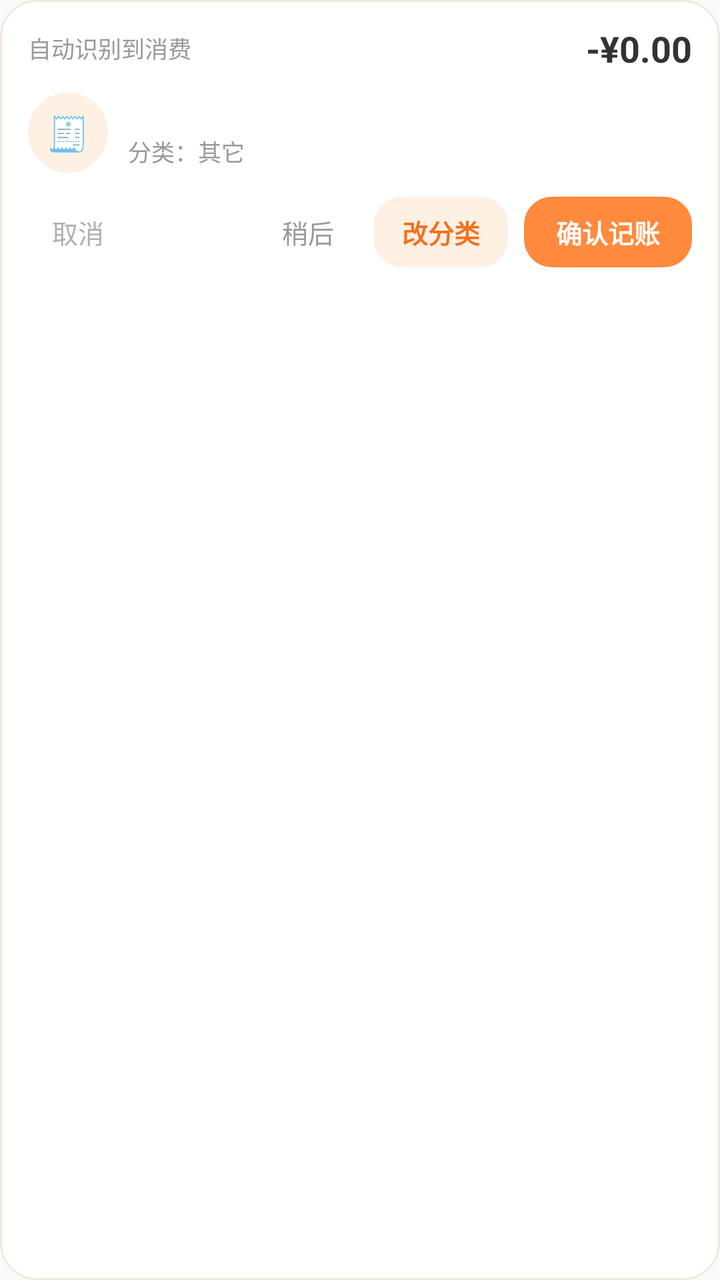
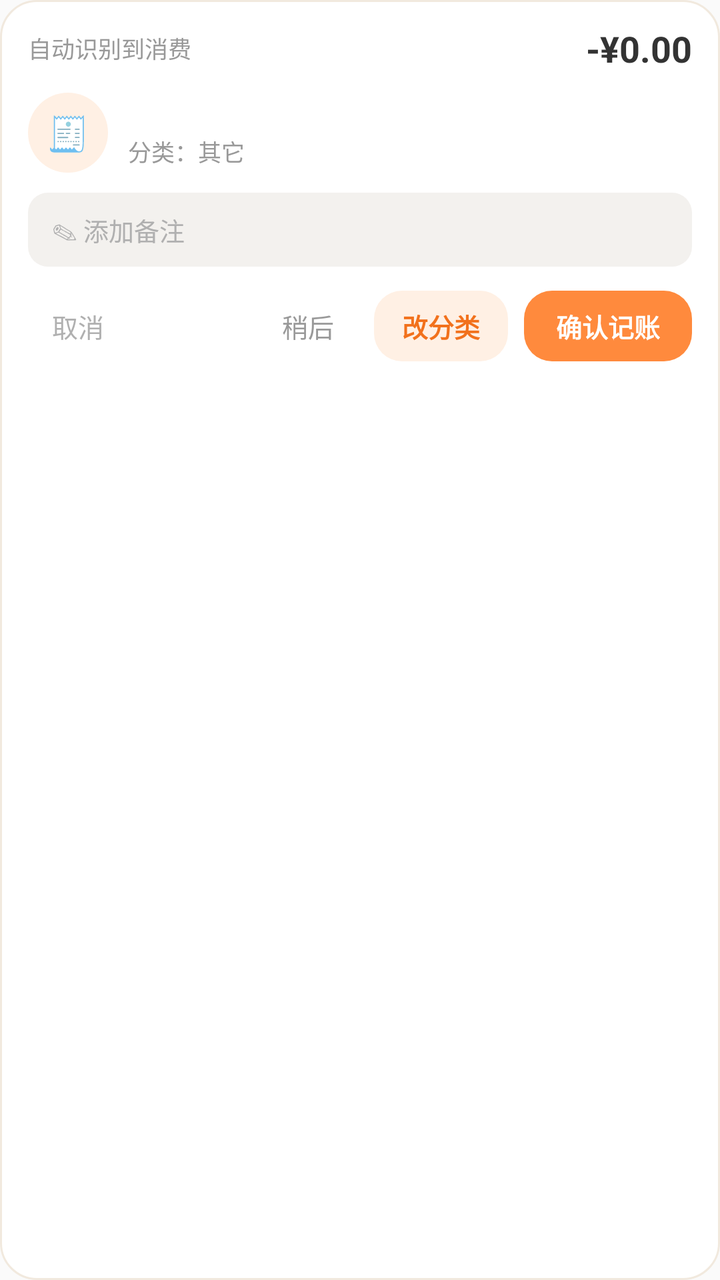

The first picture is an Android layout as it rendered before a commit; the second is the same layout after the commit. The layout source and the unified diff follow.
<!-- AndroidManifest.xml: application theme android:Theme.Material.Light.NoActionBar -->
<!-- res/layout/view_card.xml -->
<?xml version="1.0" encoding="utf-8"?>
<LinearLayout xmlns:android="http://schemas.android.com/apk/res/android"
    android:layout_width="match_parent"
    android:layout_height="wrap_content"
    android:background="@drawable/bg_card_white"
    android:orientation="vertical"
    android:paddingLeft="14dp"
    android:paddingTop="12dp"
    android:paddingRight="14dp"
    android:paddingBottom="10dp">

    <LinearLayout
        android:layout_width="match_parent"
        android:layout_height="wrap_content"
        android:gravity="center_vertical"
        android:orientation="horizontal">

        <TextView
            android:id="@+id/tvHead"
            android:layout_width="0dp"
            android:layout_height="wrap_content"
            android:layout_weight="1"
            android:text="自动识别到消费"
            android:textColor="#999999"
            android:textSize="11.5sp" />

        <TextView
            android:id="@+id/tvAmount"
            android:layout_width="wrap_content"
            android:layout_height="wrap_content"
            android:text="-¥0.00"
            android:textColor="#333333"
            android:textSize="18sp"
            android:textStyle="bold" />
    </LinearLayout>

    <LinearLayout
        android:layout_width="match_parent"
        android:layout_height="wrap_content"
        android:layout_marginTop="10dp"
        android:gravity="center_vertical"
        android:orientation="horizontal">

        <TextView
            android:id="@+id/tvIcon"
            android:layout_width="40dp"
            android:layout_height="40dp"
            android:background="@drawable/bg_circle_light"
            android:gravity="center"
            android:text="🧾"
            android:textColor="#333333"
            android:textSize="17sp" />

        <LinearLayout
            android:layout_width="0dp"
            android:layout_height="wrap_content"
            android:layout_marginLeft="10dp"
            android:layout_weight="1"
            android:orientation="vertical">

            <TextView
                android:id="@+id/tvNote"
                android:layout_width="match_parent"
                android:layout_height="wrap_content"
                android:ellipsize="end"
                android:maxLines="1"
                android:text=""
                android:textColor="#333333"
                android:textSize="14sp" />

            <TextView
                android:id="@+id/tvCat"
                android:layout_width="match_parent"
                android:layout_height="wrap_content"
                android:text="分类：其它"
                android:textColor="#999999"
                android:textSize="11.5sp" />
        </LinearLayout>
    </LinearLayout>

    <LinearLayout
        android:layout_width="match_parent"
        android:layout_height="wrap_content"
        android:layout_marginTop="12dp"
        android:gravity="right|center_vertical"
        android:orientation="horizontal">

        <TextView
            android:id="@+id/btnCancel"
            android:layout_width="wrap_content"
            android:layout_height="wrap_content"
            android:paddingLeft="12dp"
            android:paddingTop="8dp"
            android:paddingRight="12dp"
            android:paddingBottom="8dp"
            android:text="取消"
            android:textColor="#B0B0B0"
            android:textSize="13sp" />

        
        <Space
            android:layout_width="0dp"
            android:layout_height="1dp"
            android:layout_weight="1" />

        <TextView
            android:id="@+id/btnLater"
            android:layout_width="wrap_content"
            android:layout_height="wrap_content"
            android:paddingLeft="12dp"
            android:paddingTop="8dp"
            android:paddingRight="12dp"
            android:paddingBottom="8dp"
            android:text="稍后"
            android:textColor="#999999"
            android:textSize="13sp" />

        <TextView
            android:id="@+id/btnCat"
            android:layout_width="wrap_content"
            android:layout_height="wrap_content"
            android:layout_marginLeft="8dp"
            android:background="@drawable/bg_btn_light"
            android:paddingLeft="14dp"
            android:paddingTop="8dp"
            android:paddingRight="14dp"
            android:paddingBottom="8dp"
            android:text="改分类"
            android:textColor="#F2711C"
            android:textSize="13sp"
            android:textStyle="bold" />

        <TextView
            android:id="@+id/btnOk"
            android:layout_width="wrap_content"
            android:layout_height="wrap_content"
            android:layout_marginLeft="8dp"
            android:background="@drawable/bg_btn_orange"
            android:paddingLeft="16dp"
            android:paddingTop="8dp"
            android:paddingRight="16dp"
            android:paddingBottom="8dp"
            android:text="确认记账"
            android:textColor="#FFFFFF"
            android:textSize="13sp"
            android:textStyle="bold" />
    </LinearLayout>
</LinearLayout>
<!-- resources referenced by this layout -->
<resources>
  <!-- drawable bg_btn_light (drawable) -->
  <?xml version="1.0" encoding="utf-8"?>
  <shape xmlns:android="http://schemas.android.com/apk/res/android"
      android:shape="rectangle">
      <solid android:color="#FFF0E4" />
      <corners android:radius="14dp" />
  </shape>
  <!-- drawable bg_btn_orange (drawable) -->
  <?xml version="1.0" encoding="utf-8"?>
  <shape xmlns:android="http://schemas.android.com/apk/res/android"
      android:shape="rectangle">
      <solid android:color="#FF8A3D" />
      <corners android:radius="14dp" />
  </shape>
  <!-- drawable bg_card_white (drawable) -->
  <?xml version="1.0" encoding="utf-8"?>
  <shape xmlns:android="http://schemas.android.com/apk/res/android"
      android:shape="rectangle">
      <solid android:color="#FFFFFF" />
      <corners android:radius="18dp" />
      <stroke android:width="1dp" android:color="#F1E9DE" />
  </shape>
  <!-- drawable bg_circle_light (drawable) -->
  <?xml version="1.0" encoding="utf-8"?>
  <shape xmlns:android="http://schemas.android.com/apk/res/android"
      android:shape="oval">
      <solid android:color="#FFF0E4" />
  </shape>
</resources>

<!-- the commit's change to res/layout/view_card.xml (unified diff, before → after) -->
@@ -78,6 +78,23 @@
         </LinearLayout>
     </LinearLayout>
 
+    
+    <TextView
+        android:id="@+id/tvRemark"
+        android:layout_width="match_parent"
+        android:layout_height="wrap_content"
+        android:layout_marginTop="10dp"
+        android:background="@drawable/bg_remark"
+        android:ellipsize="end"
+        android:maxLines="2"
+        android:paddingLeft="12dp"
+        android:paddingTop="9dp"
+        android:paddingRight="12dp"
+        android:paddingBottom="9dp"
+        android:text="✎ 添加备注"
+        android:textColor="#B0B0B0"
+        android:textSize="12.5sp" />
+
     <LinearLayout
         android:layout_width="match_parent"
         android:layout_height="wrap_content"
<!-- resource entries referenced after the edit -->
@@ -28,5 +28,12 @@
       android:shape="oval">
       <solid android:color="#FFF0E4" />
   </shape>
+  <!-- drawable bg_remark (drawable) -->
+  <?xml version="1.0" encoding="utf-8"?>
+  <shape xmlns:android="http://schemas.android.com/apk/res/android"
+      android:shape="rectangle">
+      <solid android:color="#FFF3F1EE" />
+      <corners android:radius="10dp" />
+  </shape>
 </resources>
 
